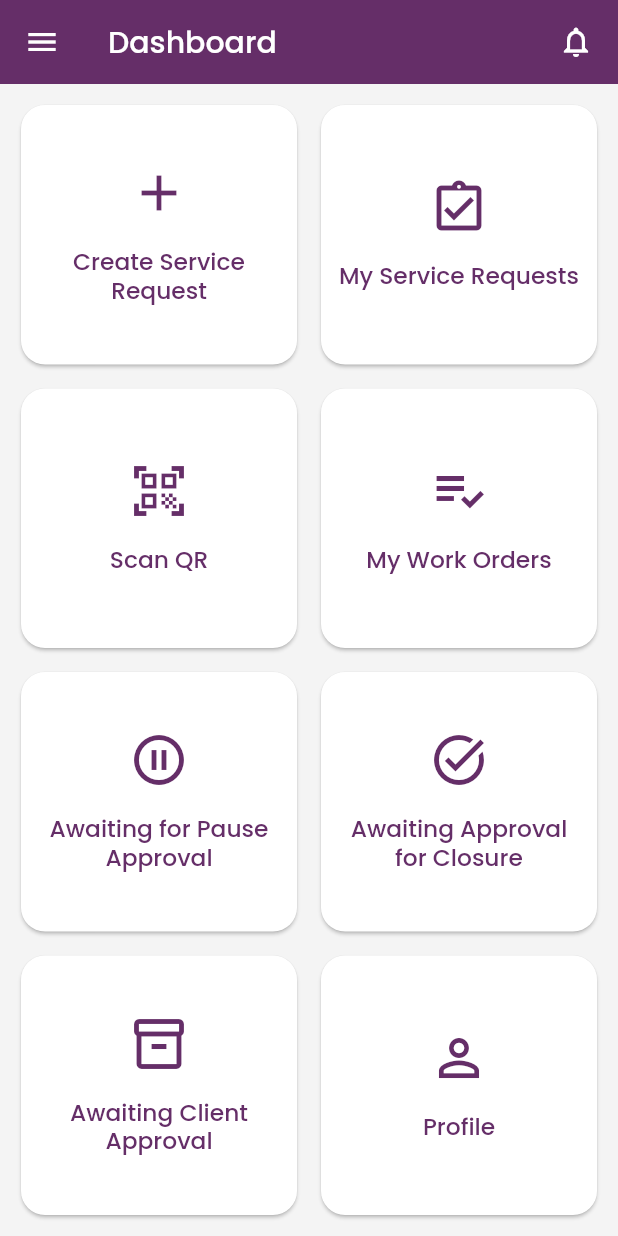
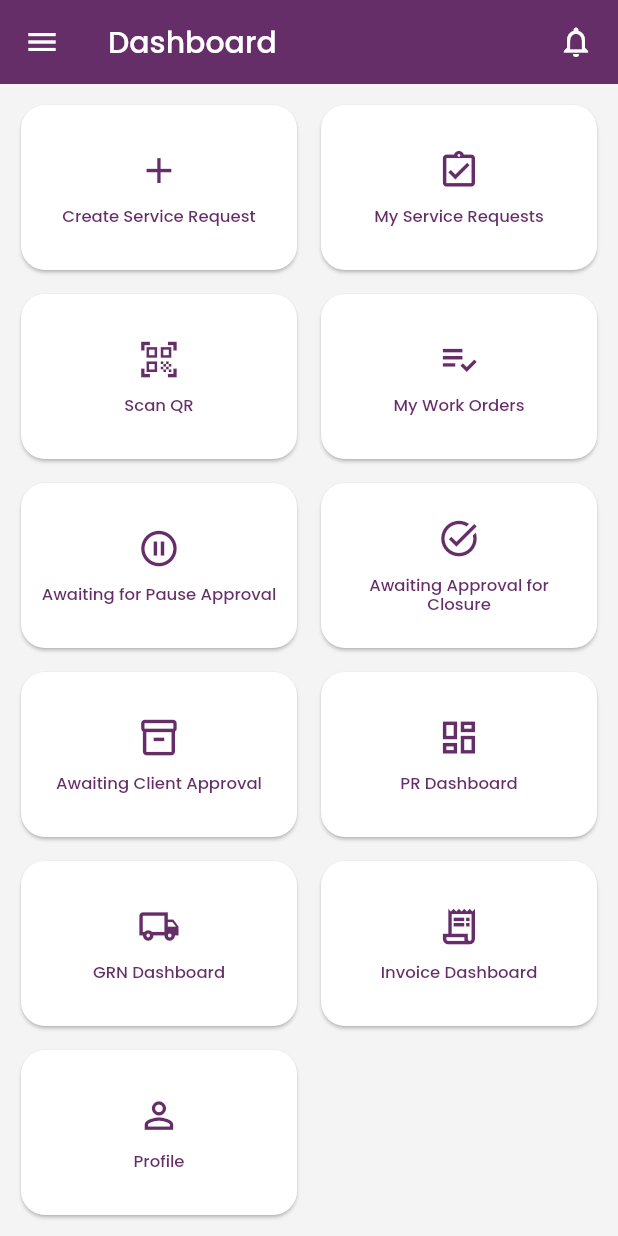
Before and after one commit to Santhosh-Flutter-Developer/Iungo, a Flutter app: the DashboardPage screen opened by its route, on a phone screen of 412 x 824 dp. Run offline on Flutter 3.47's test engine with Material 3 defaults, Android fonts, the phone set to English and light mode, and no system bars; our stand-ins replace dio, equatable, file_picker, geocoding, geolocator, get and 4 more; missing offline and left inert: mobile_scanner, pdfx; accounts and stored records are empty.

Commit message:
feat: purchase request menu added

```diff
--- a/lib/core/routes/app_pages.dart
+++ b/lib/core/routes/app_pages.dart
@@ -14,6 +14,9 @@
 import 'package:iungo/features/onboarding/presentation/pages/onboarding_page.dart';
 import 'package:iungo/features/profile/presentation/bindings/profile_binding.dart';
 import 'package:iungo/features/profile/presentation/pages/profile_page.dart';
+import 'package:iungo/features/purchase_request/presentation/pages/grn_dashboard_page.dart';
+import 'package:iungo/features/purchase_request/presentation/pages/invoice_dashboard_page.dart';
+import 'package:iungo/features/purchase_request/presentation/pages/pr_dashboard_page.dart';
 import 'package:iungo/features/service_request/presentation/bindings/service_request_list_binding.dart';
 import 'package:iungo/features/service_request/presentation/pages/service_request_list_page.dart';
 import 'package:iungo/features/splash/presentation/bindings/splash_binding.dart';
@@ -88,6 +91,21 @@
       transition: Transition.rightToLeft,
     ),
     GetPage(
+      name: AppRoutes.prDashboard,
+      page: () => const PrDashboardPage(),
+      transition: Transition.rightToLeft,
+    ),
+    GetPage(
+      name: AppRoutes.grnDashboard,
+      page: () => const GrnDashboardPage(),
+      transition: Transition.rightToLeft,
+    ),
+    GetPage(
+      name: AppRoutes.invoiceDashboard,
+      page: () => const InvoiceDashboardPage(),
+      transition: Transition.rightToLeft,
+    ),
+    GetPage(
       name: AppRoutes.profile,
       page: () => const ProfilePage(),
       binding: ProfileBinding(),
--- a/lib/core/routes/app_routes.dart
+++ b/lib/core/routes/app_routes.dart
@@ -15,4 +15,7 @@
   static const workOrderClosureApprovalList = '/work-orders/closure-approval';
   static const inventoryRequestAwaitingClientApproval =
       '/inventory-requests/awaiting-client-approval';
+  static const prDashboard = '/purchase-requests/pr-dashboard';
+  static const grnDashboard = '/purchase-requests/grn-dashboard';
+  static const invoiceDashboard = '/purchase-requests/invoice-dashboard';
 }
--- a/lib/core/translations/app_translations.dart
+++ b/lib/core/translations/app_translations.dart
@@ -284,6 +284,12 @@
       'maintenance_type_proactive': 'Proactive',
       'maintenance_type_corrective': 'Corrective',
       'maintenance_type_preventive': 'Preventive',
+
+      // Purchase Request
+      'purchase_request': 'Purchase Request',
+      'pr_dashboard': 'PR Dashboard',
+      'grn_dashboard': 'GRN Dashboard',
+      'invoice_dashboard': 'Invoice Dashboard',
     },
     'ar_SA': {
       'app_name': 'Iungo',
@@ -560,6 +566,12 @@
       'maintenance_type_proactive': 'استباقية',
       'maintenance_type_corrective': 'تصحيحية',
       'maintenance_type_preventive': 'وقائية',
+
+      // Purchase Request
+      'purchase_request': 'طلب الشراء',
+      'pr_dashboard': 'لوحة طلب الشراء',
+      'grn_dashboard': 'لوحة إشعار استلام البضائع',
+      'invoice_dashboard': 'لوحة الفواتير',
     },
   };
 }
--- a/lib/features/dashboard/domain/entities/dashboard_action.dart
+++ b/lib/features/dashboard/domain/entities/dashboard_action.dart
@@ -12,6 +12,9 @@
   awaitingPauseApproval,
   awaitingClosureApproval,
   inventoryRequestAwaitingClientApproval,
+  prDashboard,
+  grnDashboard,
+  invoiceDashboard,
   profile,
 }
 
@@ -32,6 +35,12 @@
         return Icons.task_alt_outlined;
       case DashboardAction.inventoryRequestAwaitingClientApproval:
         return Icons.inventory_2_outlined;
+      case DashboardAction.prDashboard:
+        return Icons.dashboard_outlined;
+      case DashboardAction.grnDashboard:
+        return Icons.local_shipping_outlined;
+      case DashboardAction.invoiceDashboard:
+        return Icons.receipt_long_outlined;
       case DashboardAction.profile:
         return Icons.person_outline;
     }
@@ -53,6 +62,12 @@
         return 'awaiting_approval_closure';
       case DashboardAction.inventoryRequestAwaitingClientApproval:
         return 'awaiting_client_approval';
+      case DashboardAction.prDashboard:
+        return 'pr_dashboard';
+      case DashboardAction.grnDashboard:
+        return 'grn_dashboard';
+      case DashboardAction.invoiceDashboard:
+        return 'invoice_dashboard';
       case DashboardAction.profile:
         return 'profile';
     }
--- a/lib/features/dashboard/presentation/pages/dashboard_page.dart
+++ b/lib/features/dashboard/presentation/pages/dashboard_page.dart
@@ -20,6 +20,9 @@
     DashboardAction.awaitingPauseApproval,
     DashboardAction.awaitingClosureApproval,
     DashboardAction.inventoryRequestAwaitingClientApproval,
+    DashboardAction.prDashboard,
+    DashboardAction.grnDashboard,
+    DashboardAction.invoiceDashboard,
     DashboardAction.profile,
   ];
 
```
Also changed, not shown: lib/core/widgets/app_drawer.dart (+90 -0 lines), lib/features/dashboard/presentation/controllers/dashboard_controller.dart (+9 -0 lines), lib/features/purchase_request/presentation/pages/grn_dashboard_page.dart (added, +43 -0 lines), lib/features/purchase_request/presentation/pages/invoice_dashboard_page.dart (added, +43 -0 lines), lib/features/purchase_request/presentation/pages/pr_dashboard_page.dart (added, +43 -0 lines), lib/features/purchase_request/presentation/widgets/purchase_request_placeholder_body.dart (added, +41 -0 lines).
